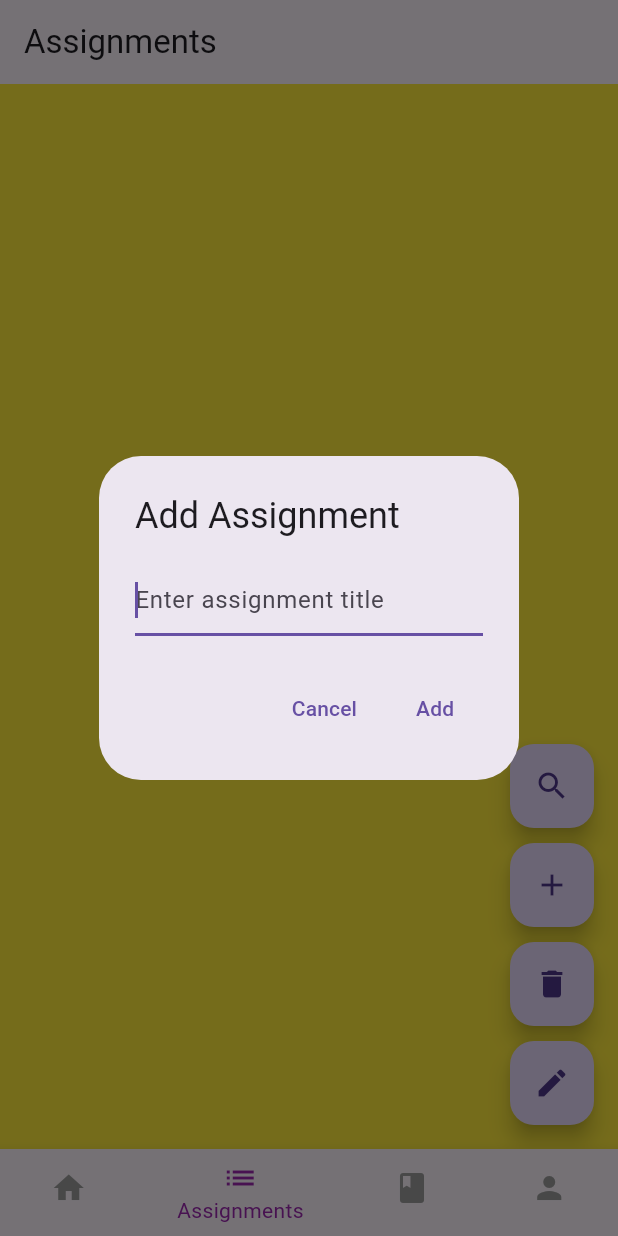
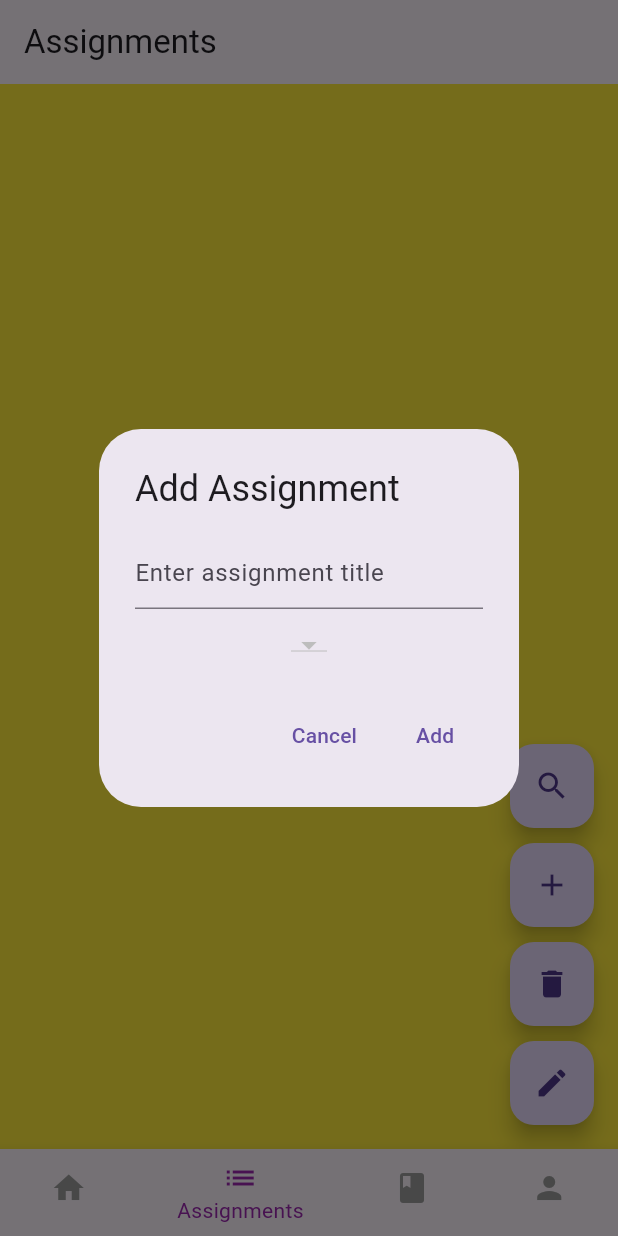
Before and after one commit to RyleyMurphy/homework-tracker, a Flutter app: the screen it shows once a user with an empty profile is signed in, item 2 of the bottom bar chosen, after a tap on the "add" icon, on a phone screen of 412 x 824 dp. Run offline on Flutter 3.47's test engine with Material 3 defaults, Android fonts, the phone set to English and light mode, and no system bars; our stand-ins replace cloud_firestore, firebase_auth, firebase_core, firebase_database; accounts and stored records are empty.

Commit message:
Lab 6 Base Changes

```diff
--- a/lib/models/assignment_models.dart
+++ b/lib/models/assignment_models.dart
@@ -4,8 +4,9 @@
 class Assignment {
   final String title;
   bool isCompleted;
+  final String courseName;
 
-  Assignment ({required this.title, this.isCompleted = false});
+  Assignment ({required this.title, this.isCompleted = false, required this.courseName});
     static final _db = FirebaseDatabase.instance.ref();
     static final _auth = FirebaseAuth.instance;
 
@@ -21,6 +22,7 @@
         data.forEach((key,value) {
           assignments.add(Assignment(
             title: value['title'],
+            courseName: value['courseName'] ?? 'Unknown',
             isCompleted: value['isCompleted']
           ));
         });
@@ -28,13 +30,14 @@
       return assignments;
     }
 
-    static Future<void> addAssignment(String title) async {
+    static Future<void> addAssignment(String title, String courseName) async {
       final userId = _auth.currentUser?.uid;
       if (userId==null) return;
 
       final newRef = _db.child('assignments/$userId').push();
       await newRef.set({
         'title': title,
+        'courseName': courseName,
         'isCompleted': false,
       });
     }
--- a/lib/presenters/assignment_presenter.dart
+++ b/lib/presenters/assignment_presenter.dart
@@ -12,9 +12,9 @@
     ..addAll(fetched);
   }
 
-  Future<void> addAssignment(String title) async {
-    await Assignment.addAssignment(title);
-    _assignments.add(Assignment(title: title));
+  Future<void> addAssignment(String title, String courseName) async {
+    await Assignment.addAssignment(title, courseName);
+    _assignments.add(Assignment(title: title, courseName: courseName));
   }
 
   Future<void> toggleCompleted(int index) async {
--- a/lib/views/assignment_list_screen.dart
+++ b/lib/views/assignment_list_screen.dart
@@ -1,5 +1,7 @@
 import 'package:flutter/material.dart';
 import '../presenters/assignment_presenter.dart';
+import '../presenters/course_presenter.dart';
+import '../widgets/add_fab.dart';
 
 class AssignmentListScreen extends StatefulWidget {
   const AssignmentListScreen({super.key});
@@ -11,19 +13,27 @@
 
 class _AssignmentListScreenState extends State<AssignmentListScreen> {
   final AssignmentPresenter _presenter = AssignmentPresenter();
+  final CoursePresenter _coursePresenter = CoursePresenter();
   bool _isLoading = true;
-
+  String? _selectedCourseFilter;
+  String? _newAssignmentCourse;
+  List<String> _courseNames = [];
 
 
   @override
   void initState() {
     super.initState();
-    _loadAssignments();
+    _loadData();
   }
 
-  Future<void> _loadAssignments() async {
+  Future<void> _loadData() async {
     await _presenter.loadAssignments();
-    setState(() => _isLoading = false);
+    await _coursePresenter.loadCourses();
+
+    setState(() {
+      _isLoading = false;
+    _courseNames = _coursePresenter.courses.map((c) => c.name).toList();
+    });
   }
 
   void _filterAssignmentsDialog() async {
@@ -86,18 +96,33 @@
 
   void _showAddAssignmentDialog() {
     String newAssignmentTitle = '';
+    _newAssignmentCourse = _courseNames.isNotEmpty ? _courseNames.first : null;
 
     showDialog(
       context:context,
       builder:(context) {
         return AlertDialog(
           title: const Text('Add Assignment'),
-          content: TextField(
-            autofocus: true,
-            decoration: const InputDecoration(hintText: 'Enter assignment title'),
-            onChanged: (value) {
-              newAssignmentTitle = value;
-            },
+          content: Column(
+            mainAxisSize: MainAxisSize.min,
+            children: [
+              TextField(
+                decoration: const InputDecoration(
+                  hintText: 'Enter assignment title',
+                ),
+                onChanged: (value) => newAssignmentTitle = value,
+              ),
+              const SizedBox(height: 12),
+              DropdownButton<String>(
+                value: _newAssignmentCourse,
+                items:
+                  _courseNames.map((name) {
+                    return DropdownMenuItem<String>(value: name, child: Text(name));
+                  }).toList(),
+                  onChanged:
+                  (value) => setState(() => _newAssignmentCourse = value),
+              ),
+            ],
           ),
           actions: [
             TextButton(
@@ -106,11 +131,14 @@
             ),
             TextButton(
               onPressed: () async {
-                if (newAssignmentTitle.trim().isNotEmpty) {
-                  await _presenter.addAssignment(newAssignmentTitle.trim());
+                if (newAssignmentTitle.trim().isNotEmpty && _newAssignmentCourse != null) {
+                  await _presenter.addAssignment(
+                    newAssignmentTitle.trim(),
+                    _newAssignmentCourse!
+                  );
                   setState(() {});
+                  Navigator.pop(context);
                 }
-                Navigator.pop(context); // Close Dialog
               },
               child: const Text('Add'),
             ),
@@ -119,21 +147,55 @@
       },
     );
   }
-
 @override
 Widget build(BuildContext context) {
   final assignments = _presenter.assignments;
+  final displayedAssignments =
+      _selectedCourseFilter == null
+        ? assignments
+        : assignments
+          .where((a) => a.courseName == _selectedCourseFilter)
+          .toList();
+
   return Scaffold(
-    appBar: AppBar(title: const Text('Assignments')),
+    appBar: AppBar(
+      title: const Text('Assignments'),
+    actions: [
+      if (_courseNames.isNotEmpty)
+        DropdownButton<String>(
+          hint: const Text(
+            'Filter by course',
+            style: TextStyle(color: Colors.white),
+          ),
+          dropdownColor: Colors.blue[100],
+          value: _selectedCourseFilter,
+          onChanged: (value) {
+            setState(() {
+              _selectedCourseFilter = value;
+            });
+          },
+          items: [
+            const DropdownMenuItem<String> (
+              value: null,
+              child: Text('All Courses'),
+            ),
+            ..._courseNames.map(
+              (name) => DropdownMenuItem(value: name, child: Text(name)),
+            ),
+          ],
+        ),
+      ],
+    ),
     body:
         _isLoading
         ? const Center(child: CircularProgressIndicator())
         : ListView.builder(
-          itemCount: assignments.length,
+          itemCount: displayedAssignments.length,
           itemBuilder: (context, index) {
-            final assignment = assignments[index];
+            final assignment = displayedAssignments[index];
             return CheckboxListTile(
               title: Text(assignment.title),
+              subtitle: Text('Course: ${assignment.courseName}'),
               value: assignment.isCompleted,
               onChanged: (_) async {
                 await _presenter.toggleCompleted(index);
@@ -151,16 +213,14 @@
             child: const Icon(Icons.search),
           ),
           SizedBox(height: 10,),
-          FloatingActionButton(
+          AddFab(
             onPressed: _showAddAssignmentDialog,
-            child: const Icon(Icons.add),
-            heroTag: null,
           ),
           SizedBox(height: 10,),
           FloatingActionButton(
             onPressed: () {
               setState(() {
-                assignments.removeWhere((assignment) => assignment.isCompleted);
+                displayedAssignments.removeWhere((assignment) => assignment.isCompleted);
               });
             },
             child: const Icon(Icons.delete),
--- a/lib/views/course_list_screen.dart
+++ b/lib/views/course_list_screen.dart
@@ -1,5 +1,6 @@
 import 'package:flutter/material.dart';
 import '../presenters/course_presenter.dart';
+import '../widgets/add_fab.dart';
 
 class CourseListScreen extends StatefulWidget {
   const CourseListScreen({super.key});
@@ -122,9 +123,8 @@
     floatingActionButton: Row(
       mainAxisSize: MainAxisSize.min,
       children: [
-        FloatingActionButton(
+        AddFab(
           onPressed: _showAddCourseDialog,
-          child: const Icon(Icons.add),
         ),
         const SizedBox(width: 16),
         FloatingActionButton(
--- /dev/null
+++ b/lib/widgets/add_fab.dart
@@ -0,0 +1,15 @@
+import 'package:flutter/material.dart';
+
+class AddFab extends StatelessWidget {
+  final VoidCallback onPressed;
+
+  const AddFab({required this.onPressed, super.key});
+
+  @override
+  Widget build(BuildContext context) {
+    return FloatingActionButton(
+      onPressed: onPressed,
+      child: const Icon(Icons.add),
+    );
+  }
+}
```
